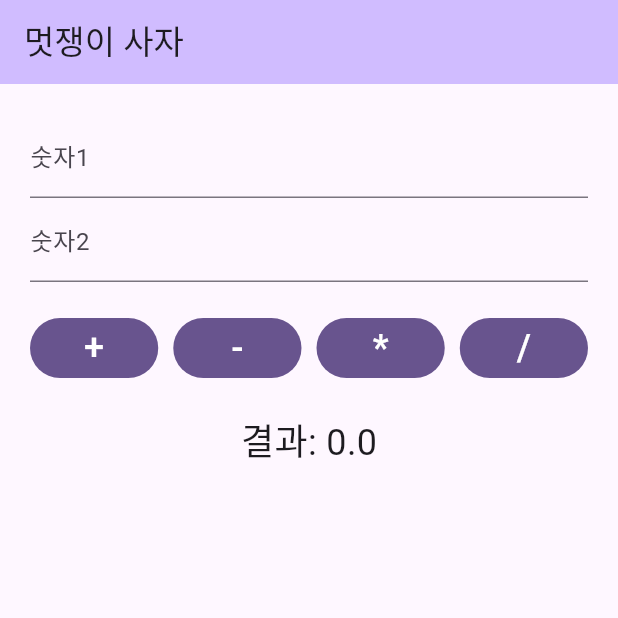
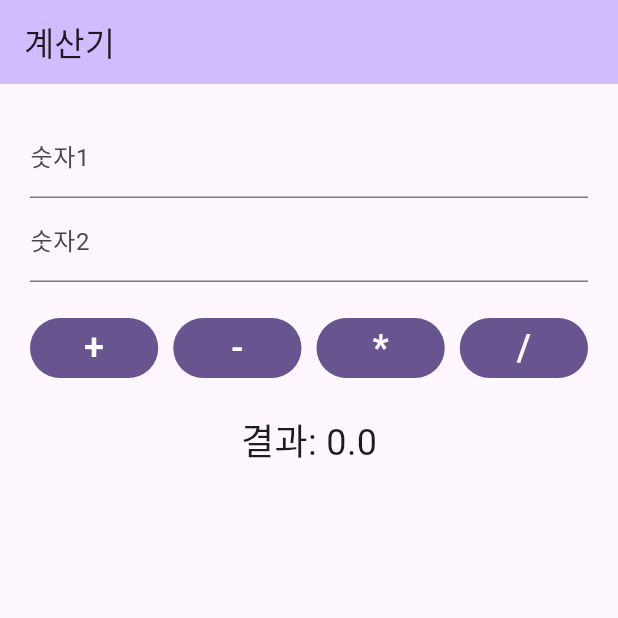
Before and after one commit to mimo626/flutter-Calculator, a Flutter app: the screen it shows after launch, on a phone screen of 412 x 824 dp, the top half of it. Run offline on Flutter 3.47's test engine with Material 3 defaults, Android fonts, the phone set to English and light mode, and no system bars.

Commit message:
[Feature] 상단바 제목 변경

```diff
--- a/lib/main.dart
+++ b/lib/main.dart
@@ -56,7 +56,7 @@ class _MyAppState extends State<MyApp> {
           // 배경색
             backgroundColor: Theme.of(context).colorScheme.inversePrimary,
             // 상단 바의 타이틀을 문자열 요소로 지정한다.
-            title : Text("멋쟁이 사자")
+            title : Text("계산기")
         ),
         // 화면 본문 부분
         // Center : 배치될 UI 요소들을 중앙에 정렬하는 컨테이너
```
